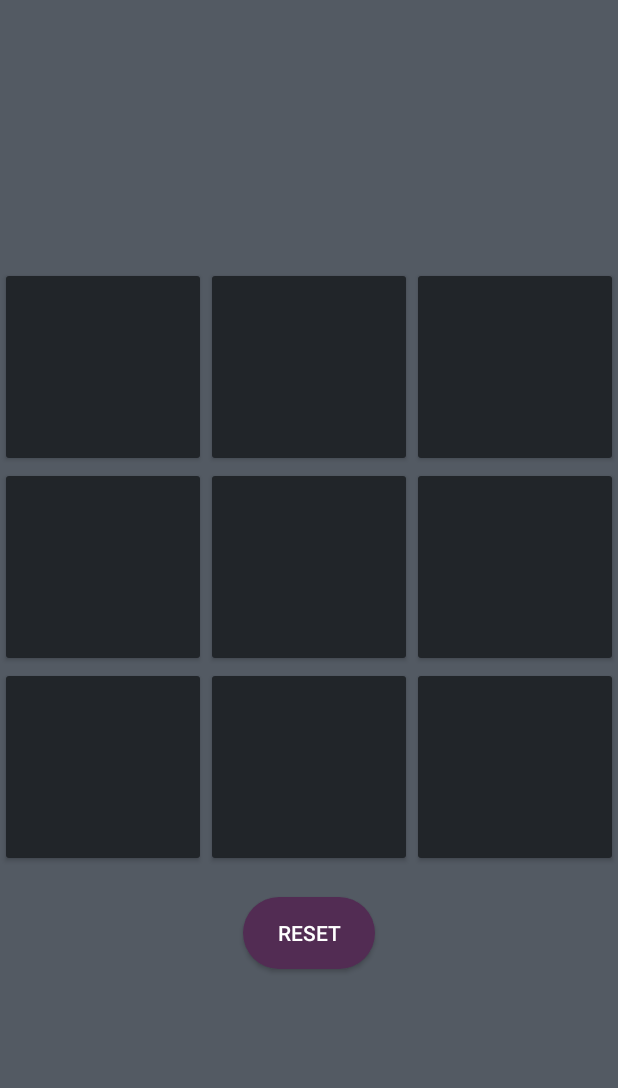
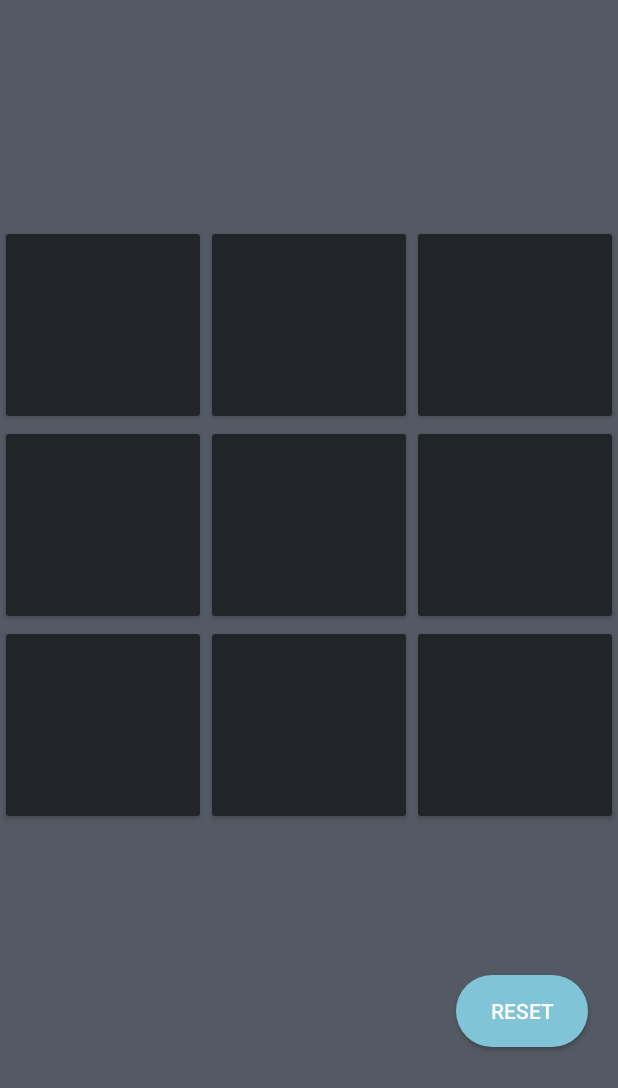
Before and after one commit to plabon00/tic-tac-toe, an Android app: the screen it shows after launch (MainActivity), on a phone screen of 412 x 824 dp. Shown: the top 1088 px of the screen. Run offline under Robolectric (Android 15) with nearby library versions, the phone set to English and light mode, and no system bars.

```diff
--- a/app/src/main/java/com/example/tictactoe/MainActivity.java
+++ b/app/src/main/java/com/example/tictactoe/MainActivity.java
@@ -5,11 +5,8 @@ import android.view.View;
 import android.widget.Button;
 import android.widget.Toast;
 
-import androidx.activity.EdgeToEdge;
 import androidx.appcompat.app.AppCompatActivity;
-import androidx.core.graphics.Insets;
-import androidx.core.view.ViewCompat;
-import androidx.core.view.WindowInsetsCompat;
+
 
 public class MainActivity extends AppCompatActivity {
 
--- a/app/src/main/res/layout/activity_main.xml
+++ b/app/src/main/res/layout/activity_main.xml
@@ -6,7 +6,6 @@
     android:id="@+id/main"
     android:layout_width="match_parent"
     android:layout_height="match_parent"
-    android:gravity="center"
     android:background="@color/background"
     android:orientation="vertical"
     tools:context=".MainActivity">
@@ -16,6 +15,7 @@
        android:layout_height="400dp"
        android:columnCount="3"
        android:rowCount="3"
+       android:layout_marginTop="150dp"
        android:layout_gravity="center">
 
 
@@ -111,11 +111,11 @@
         android:background="@drawable/btn_style"
         android:layout_width="wrap_content"
         android:layout_height="wrap_content"
-        android:layout_gravity="center"
-        android:layout_marginTop="20dp"
+        android:layout_gravity="right"
+        android:layout_marginRight="20dp"
+        android:layout_marginTop="100dp"
         android:onClick="resetGame"
         android:textColor="@color/white"
-        android:backgroundTint="@color/resetBtn"
         android:pointerIcon="arrow"
         android:text="@string/resetBtn"/>
 
```
Also changed, not shown: app/src/main/res/drawable/refresharrow.png (deleted).
